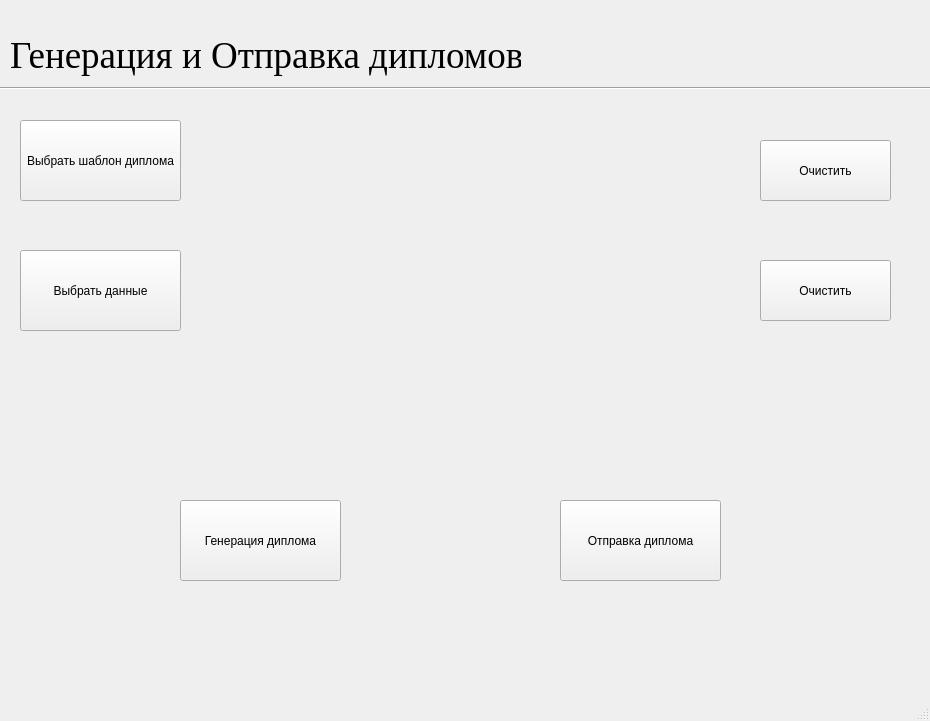
katcukoMishaB/diplomas, file Ui_diploma.ui: the form before one commit.
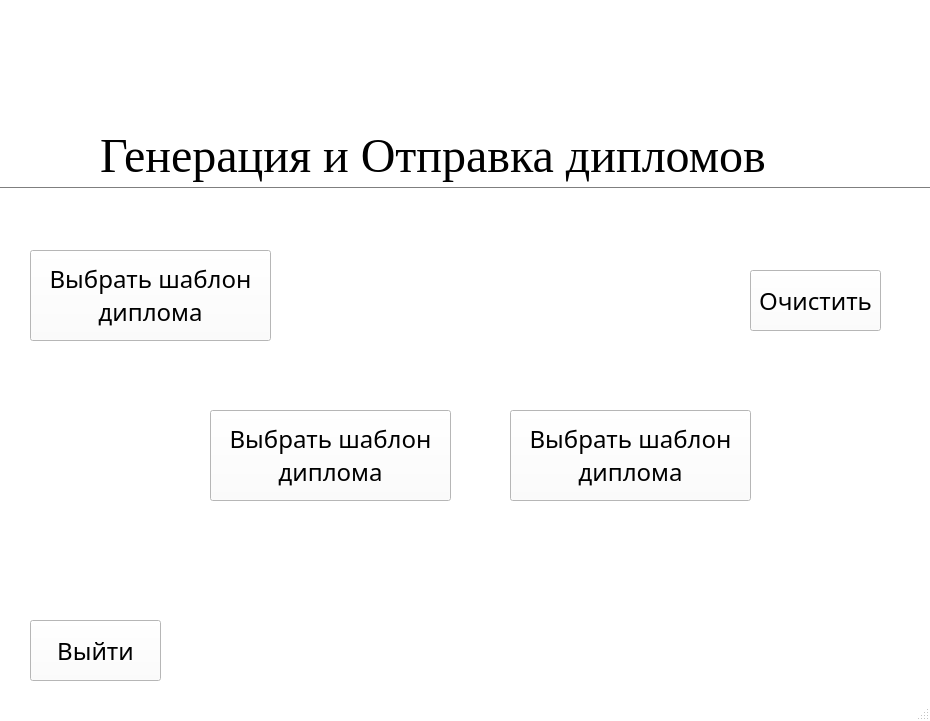
The form after the commit.

```diff
--- a/Ui_diploma.ui
+++ b/Ui_diploma.ui
@@ -16,6 +16,421 @@
     <height>20</height>
    </size>
   </property>
+  <property name="palette">
+   <palette>
+    <active>
+     <colorrole role="WindowText">
+      <brush brushstyle="SolidPattern">
+       <color alpha="255">
+        <red>0</red>
+        <green>0</green>
+        <blue>0</blue>
+       </color>
+      </brush>
+     </colorrole>
+     <colorrole role="Button">
+      <brush brushstyle="SolidPattern">
+       <color alpha="255">
+        <red>255</red>
+        <green>255</green>
+        <blue>255</blue>
+       </color>
+      </brush>
+     </colorrole>
+     <colorrole role="Light">
+      <brush brushstyle="SolidPattern">
+       <color alpha="255">
+        <red>255</red>
+        <green>255</green>
+        <blue>255</blue>
+       </color>
+      </brush>
+     </colorrole>
+     <colorrole role="Midlight">
+      <brush brushstyle="SolidPattern">
+       <color alpha="255">
+        <red>255</red>
+        <green>255</green>
+        <blue>255</blue>
+       </color>
+      </brush>
+     </colorrole>
+     <colorrole role="Dark">
+      <brush brushstyle="SolidPattern">
+       <color alpha="255">
+        <red>127</red>
+        <green>127</green>
+        <blue>127</blue>
+       </color>
+      </brush>
+     </colorrole>
+     <colorrole role="Mid">
+      <brush brushstyle="SolidPattern">
+       <color alpha="255">
+        <red>170</red>
+        <green>170</green>
+        <blue>170</blue>
+       </color>
+      </brush>
+     </colorrole>
+     <colorrole role="Text">
+      <brush brushstyle="SolidPattern">
+       <color alpha="255">
+        <red>0</red>
+        <green>0</green>
+        <blue>0</blue>
+       </color>
+      </brush>
+     </colorrole>
+     <colorrole role="BrightText">
+      <brush brushstyle="SolidPattern">
+       <color alpha="255">
+        <red>255</red>
+        <green>255</green>
+        <blue>255</blue>
+       </color>
+      </brush>
+     </colorrole>
+     <colorrole role="ButtonText">
+      <brush brushstyle="SolidPattern">
+       <color alpha="255">
+        <red>0</red>
+        <green>0</green>
+        <blue>0</blue>
+       </color>
+      </brush>
+     </colorrole>
+     <colorrole role="Base">
+      <brush brushstyle="SolidPattern">
+       <color alpha="255">
+        <red>255</red>
+        <green>255</green>
+        <blue>255</blue>
+       </color>
+      </brush>
+     </colorrole>
+     <colorrole role="Window">
+      <brush brushstyle="SolidPattern">
+       <color alpha="255">
+        <red>255</red>
+        <green>255</green>
+        <blue>255</blue>
+       </color>
+      </brush>
+     </colorrole>
+     <colorrole role="Shadow">
+      <brush brushstyle="SolidPattern">
+       <color alpha="255">
+        <red>0</red>
+        <green>0</green>
+        <blue>0</blue>
+       </color>
+      </brush>
+     </colorrole>
+     <colorrole role="AlternateBase">
+      <brush brushstyle="SolidPattern">
+       <color alpha="255">
+        <red>255</red>
+        <green>255</green>
+        <blue>255</blue>
+       </color>
+      </brush>
+     </colorrole>
+     <colorrole role="ToolTipBase">
+      <brush brushstyle="SolidPattern">
+       <color alpha="255">
+        <red>255</red>
+        <green>255</green>
+        <blue>220</blue>
+       </color>
+      </brush>
+     </colorrole>
+     <colorrole role="ToolTipText">
+      <brush brushstyle="SolidPattern">
+       <color alpha="255">
+        <red>0</red>
+        <green>0</green>
+        <blue>0</blue>
+       </color>
+      </brush>
+     </colorrole>
+    </active>
+    <inactive>
+     <colorrole role="WindowText">
+      <brush brushstyle="SolidPattern">
+       <color alpha="255">
+        <red>0</red>
+        <green>0</green>
+        <blue>0</blue>
+       </color>
+      </brush>
+     </colorrole>
+     <colorrole role="Button">
+      <brush brushstyle="SolidPattern">
+       <color alpha="255">
+        <red>255</red>
+        <green>255</green>
+        <blue>255</blue>
+       </color>
+      </brush>
+     </colorrole>
+     <colorrole role="Light">
+      <brush brushstyle="SolidPattern">
+       <color alpha="255">
+        <red>255</red>
+        <green>255</green>
+        <blue>255</blue>
+       </color>
+      </brush>
+     </colorrole>
+     <colorrole role="Midlight">
+      <brush brushstyle="SolidPattern">
+       <color alpha="255">
+        <red>255</red>
+        <green>255</green>
+        <blue>255</blue>
+       </color>
+      </brush>
+     </colorrole>
+     <colorrole role="Dark">
+      <brush brushstyle="SolidPattern">
+       <color alpha="255">
+        <red>127</red>
+        <green>127</green>
+        <blue>127</blue>
+       </color>
+      </brush>
+     </colorrole>
+     <colorrole role="Mid">
+      <brush brushstyle="SolidPattern">
+       <color alpha="255">
+        <red>170</red>
+        <green>170</green>
+        <blue>170</blue>
+       </color>
+      </brush>
+     </colorrole>
+     <colorrole role="Text">
+      <brush brushstyle="SolidPattern">
+       <color alpha="255">
+        <red>0</red>
+        <green>0</green>
+        <blue>0</blue>
+       </color>
+      </brush>
+     </colorrole>
+     <colorrole role="BrightText">
+      <brush brushstyle="SolidPattern">
+       <color alpha="255">
+        <red>255</red>
+        <green>255</green>
+        <blue>255</blue>
+       </color>
+      </brush>
+     </colorrole>
+     <colorrole role="ButtonText">
+      <brush brushstyle="SolidPattern">
+       <color alpha="255">
+        <red>0</red>
+        <green>0</green>
+        <blue>0</blue>
+       </color>
+      </brush>
+     </colorrole>
+     <colorrole role="Base">
+      <brush brushstyle="SolidPattern">
+       <color alpha="255">
+        <red>255</red>
+        <green>255</green>
+        <blue>255</blue>
+       </color>
+      </brush>
+     </colorrole>
+     <colorrole role="Window">
+      <brush brushstyle="SolidPattern">
+       <color alpha="255">
+        <red>255</red>
+        <green>255</green>
+        <blue>255</blue>
+       </color>
+      </brush>
+     </colorrole>
+     <colorrole role="Shadow">
+      <brush brushstyle="SolidPattern">
+       <color alpha="255">
+        <red>0</red>
+        <green>0</green>
+        <blue>0</blue>
+       </color>
+      </brush>
+     </colorrole>
+     <colorrole role="AlternateBase">
+      <brush brushstyle="SolidPattern">
+       <color alpha="255">
+        <red>255</red>
+        <green>255</green>
+        <blue>255</blue>
+       </color>
+      </brush>
+     </colorrole>
+     <colorrole role="ToolTipBase">
+      <brush brushstyle="SolidPattern">
+       <color alpha="255">
+        <red>255</red>
+        <green>255</green>
+        <blue>220</blue>
+       </color>
+      </brush>
+     </colorrole>
+     <colorrole role="ToolTipText">
+      <brush brushstyle="SolidPattern">
+       <color alpha="255">
+        <red>0</red>
+        <green>0</green>
+        <blue>0</blue>
+       </color>
+      </brush>
+     </colorrole>
+    </inactive>
+    <disabled>
+     <colorrole role="WindowText">
+      <brush brushstyle="SolidPattern">
+       <color alpha="255">
+        <red>127</red>
+        <green>127</green>
+        <blue>127</blue>
+       </color>
+      </brush>
+     </colorrole>
+     <colorrole role="Button">
+      <brush brushstyle="SolidPattern">
+       <color alpha="255">
+        <red>255</red>
+        <green>255</green>
+        <blue>255</blue>
+       </color>
+      </brush>
+     </colorrole>
+     <colorrole role="Light">
+      <brush brushstyle="SolidPattern">
+       <color alpha="255">
+        <red>255</red>
+        <green>255</green>
+        <blue>255</blue>
+       </color>
+      </brush>
+     </colorrole>
+     <colorrole role="Midlight">
+      <brush brushstyle="SolidPattern">
+       <color alpha="255">
+        <red>255</red>
+        <green>255</green>
+        <blue>255</blue>
+       </color>
+      </brush>
+     </colorrole>
+     <colorrole role="Dark">
+      <brush brushstyle="SolidPattern">
+       <color alpha="255">
+        <red>127</red>
+        <green>127</green>
+        <blue>127</blue>
+       </color>
+      </brush>
+     </colorrole>
+     <colorrole role="Mid">
+      <brush brushstyle="SolidPattern">
+       <color alpha="255">
+        <red>170</red>
+        <green>170</green>
+        <blue>170</blue>
+       </color>
+      </brush>
+     </colorrole>
+     <colorrole role="Text">
+      <brush brushstyle="SolidPattern">
+       <color alpha="255">
+        <red>127</red>
+        <green>127</green>
+        <blue>127</blue>
+       </color>
+      </brush>
+     </colorrole>
+     <colorrole role="BrightText">
+      <brush brushstyle="SolidPattern">
+       <color alpha="255">
+        <red>255</red>
+        <green>255</green>
+        <blue>255</blue>
+       </color>
+      </brush>
+     </colorrole>
+     <colorrole role="ButtonText">
+      <brush brushstyle="SolidPattern">
+       <color alpha="255">
+        <red>127</red>
+        <green>127</green>
+        <blue>127</blue>
+       </color>
+      </brush>
+     </colorrole>
+     <colorrole role="Base">
+      <brush brushstyle="SolidPattern">
+       <color alpha="255">
+        <red>255</red>
+        <green>255</green>
+        <blue>255</blue>
+       </color>
+      </brush>
+     </colorrole>
+     <colorrole role="Window">
+      <brush brushstyle="SolidPattern">
+       <color alpha="255">
+        <red>255</red>
+        <green>255</green>
+        <blue>255</blue>
+       </color>
+      </brush>
+     </colorrole>
+     <colorrole role="Shadow">
+      <brush brushstyle="SolidPattern">
+       <color alpha="255">
+        <red>0</red>
+        <green>0</green>
+        <blue>0</blue>
+       </color>
+      </brush>
+     </colorrole>
+     <colorrole role="AlternateBase">
+      <brush brushstyle="SolidPattern">
+       <color alpha="255">
+        <red>255</red>
+        <green>255</green>
+        <blue>255</blue>
+       </color>
+      </brush>
+     </colorrole>
+     <colorrole role="ToolTipBase">
+      <brush brushstyle="SolidPattern">
+       <color alpha="255">
+        <red>255</red>
+        <green>255</green>
+        <blue>220</blue>
+       </color>
+      </brush>
+     </colorrole>
+     <colorrole role="ToolTipText">
+      <brush brushstyle="SolidPattern">
+       <color alpha="255">
+        <red>0</red>
+        <green>0</green>
+        <blue>0</blue>
+       </color>
+      </brush>
+     </colorrole>
+    </disabled>
+   </palette>
+  </property>
   <property name="windowTitle">
    <string>MainWindow</string>
   </property>
@@ -23,29 +438,36 @@
    <widget class="QPushButton" name="pushButton">
     <property name="geometry">
      <rect>
-      <x>20</x>
-      <y>120</y>
-      <width>161</width>
-      <height>81</height>
+      <x>30</x>
+      <y>250</y>
+      <width>241</width>
+      <height>91</height>
      </rect>
     </property>
+    <property name="font">
+     <font>
+      <family>Sitka</family>
+      <pointsize>18</pointsize>
+     </font>
+    </property>
     <property name="text">
-     <string>Выбрать шаблон диплома</string>
+     <string>Выбрать шаблон 
+диплома</string>
     </property>
    </widget>
    <widget class="QLabel" name="label">
     <property name="geometry">
      <rect>
-      <x>10</x>
-      <y>20</y>
-      <width>511</width>
+      <x>100</x>
+      <y>120</y>
+      <width>751</width>
       <height>71</height>
      </rect>
     </property>
     <property name="font">
      <font>
-      <family>Times New Roman</family>
-      <pointsize>28</pointsize>
+      <family>Georgia</family>
+      <pointsize>36</pointsize>
      </font>
     </property>
     <property name="text">
@@ -55,8 +477,8 @@
    <widget class="Line" name="line">
     <property name="geometry">
      <rect>
-      <x>-30</x>
-      <y>80</y>
+      <x>-20</x>
+      <y>180</y>
       <width>971</width>
       <height>16</height>
      </rect>
@@ -90,80 +512,34 @@
      <enum>Qt::Horizontal</enum>
     </property>
    </widget>
-   <widget class="QLabel" name="label_2">
-    <property name="geometry">
-     <rect>
-      <x>200</x>
-      <y>140</y>
-      <width>531</width>
-      <height>51</height>
-     </rect>
-    </property>
-    <property name="text">
-     <string/>
-    </property>
-   </widget>
    <widget class="QLabel" name="label_3">
     <property name="geometry">
      <rect>
-      <x>200</x>
-      <y>260</y>
-      <width>531</width>
-      <height>51</height>
+      <x>280</x>
+      <y>280</y>
+      <width>431</width>
+      <height>31</height>
      </rect>
     </property>
     <property name="text">
      <string/>
     </property>
    </widget>
-   <widget class="QPushButton" name="pushButton_2">
-    <property name="geometry">
-     <rect>
-      <x>20</x>
-      <y>250</y>
-      <width>161</width>
-      <height>81</height>
-     </rect>
-    </property>
-    <property name="text">
-     <string>Выбрать данные</string>
-    </property>
-   </widget>
-   <widget class="QPushButton" name="pushButton_3">
-    <property name="geometry">
-     <rect>
-      <x>180</x>
-      <y>500</y>
-      <width>161</width>
-      <height>81</height>
-     </rect>
-    </property>
-    <property name="text">
-     <string>Генерация диплома</string>
-    </property>
-   </widget>
-   <widget class="QPushButton" name="pushButton_4">
-    <property name="geometry">
-     <rect>
-      <x>560</x>
-      <y>500</y>
-      <width>161</width>
-      <height>81</height>
-     </rect>
-    </property>
-    <property name="text">
-     <string>Отправка диплома</string>
-    </property>
-   </widget>
    <widget class="QPushButton" name="pushButton_6">
     <property name="geometry">
      <rect>
-      <x>760</x>
-      <y>140</y>
+      <x>750</x>
+      <y>270</y>
       <width>131</width>
       <height>61</height>
      </rect>
     </property>
+    <property name="font">
+     <font>
+      <family>Sitka</family>
+      <pointsize>18</pointsize>
+     </font>
+    </property>
     <property name="text">
      <string>Очистить</string>
     </property>
@@ -171,14 +547,60 @@
    <widget class="QPushButton" name="pushButton_7">
     <property name="geometry">
      <rect>
-      <x>760</x>
-      <y>260</y>
+      <x>30</x>
+      <y>620</y>
       <width>131</width>
       <height>61</height>
      </rect>
     </property>
+    <property name="font">
+     <font>
+      <family>Sitka</family>
+      <pointsize>18</pointsize>
+     </font>
+    </property>
     <property name="text">
-     <string>Очистить</string>
+     <string>Выйти</string>
+    </property>
+   </widget>
+   <widget class="QPushButton" name="pushButton_2">
+    <property name="geometry">
+     <rect>
+      <x>210</x>
+      <y>410</y>
+      <width>241</width>
+      <height>91</height>
+     </rect>
+    </property>
+    <property name="font">
+     <font>
+      <family>Sitka</family>
+      <pointsize>18</pointsize>
+     </font>
+    </property>
+    <property name="text">
+     <string>Выбрать шаблон 
+диплома</string>
+    </property>
+   </widget>
+   <widget class="QPushButton" name="pushButton_3">
+    <property name="geometry">
+     <rect>
+      <x>510</x>
+      <y>410</y>
+      <width>241</width>
+      <height>91</height>
+     </rect>
+    </property>
+    <property name="font">
+     <font>
+      <family>Sitka</family>
+      <pointsize>18</pointsize>
+     </font>
+    </property>
+    <property name="text">
+     <string>Выбрать шаблон 
+диплома</string>
     </property>
    </widget>
   </widget>
```
